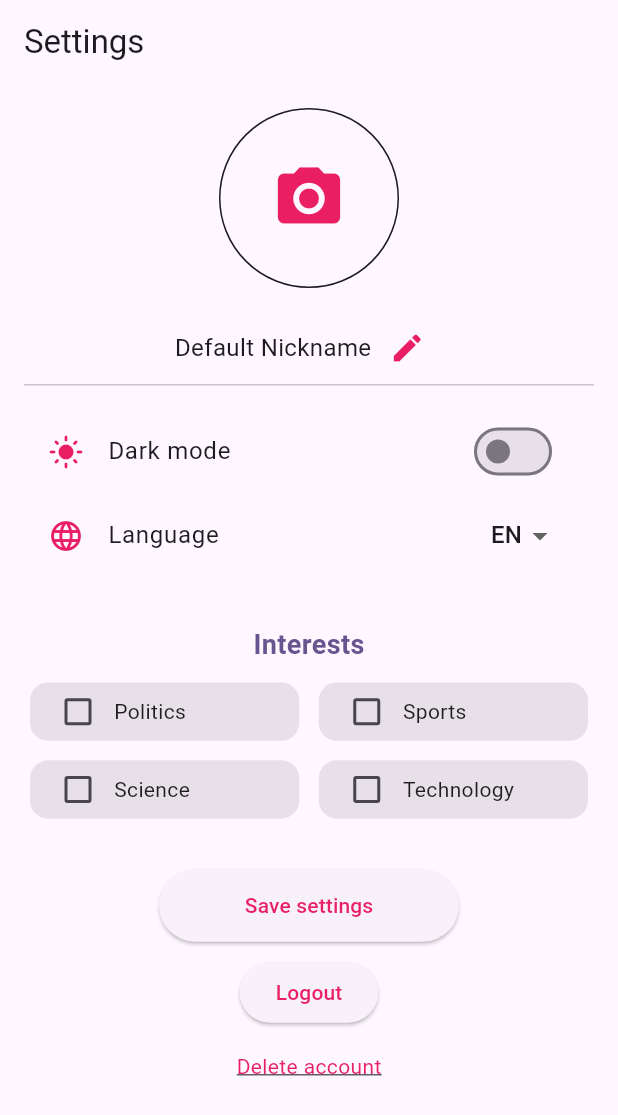
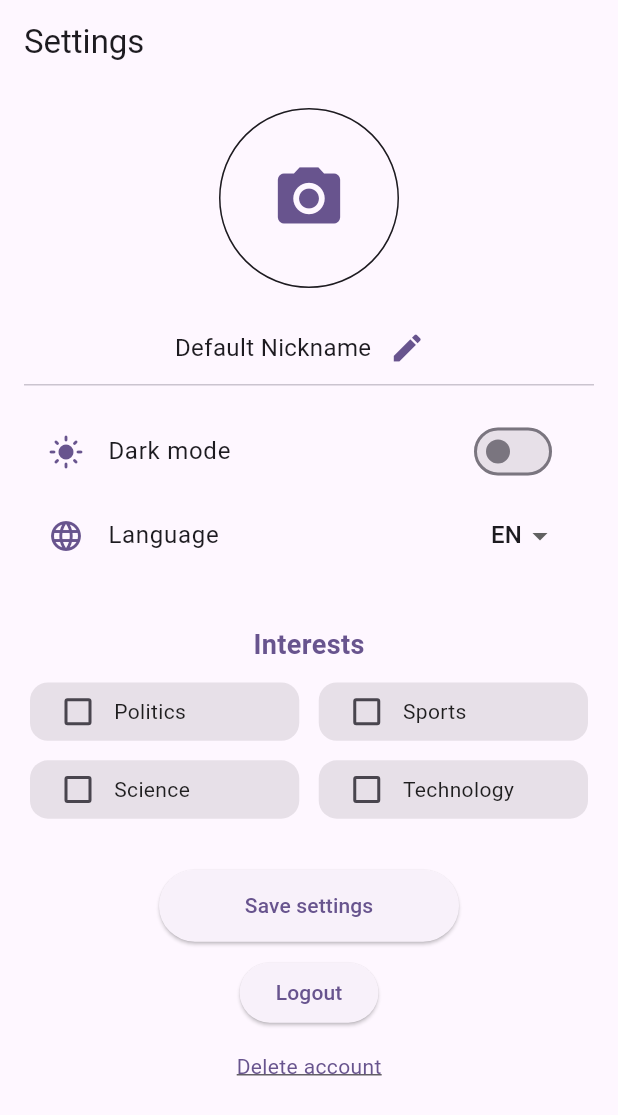
Before and after one commit to VittoDeBonis/news_lence_stage, a Flutter app: the SettingsTab screen opened by its route, on a phone screen of 412 x 824 dp. Shown: the top 1115 px of the screen. Run offline on Flutter 3.47's test engine with Material 3 defaults, Android fonts, the phone set to English and light mode, and no system bars; our stand-ins replace cached_network_image, cloud_firestore, dash_chat_2, firebase_auth, firebase_core, firebase_remote_config and 8 more; missing offline and left inert: chat_gpt_sdk, translator; accounts and stored records are empty; generated files the repository leaves out were written again; network calls fail.

Commit message:
feat: i adjust the theme like pre_settings

```diff
--- a/lib/presentation/screens/tabs/settings_tab/settings_tab.dart
+++ b/lib/presentation/screens/tabs/settings_tab/settings_tab.dart
@@ -62,7 +62,7 @@ class _SettingsTabState extends State<SettingsTab> {
       return Icon(
         Icons.camera_alt,
         size: 50,
-        color: Colors.pink,
+        color: Theme.of(context).colorScheme.primary,
       );
     }
   }
@@ -112,7 +112,7 @@ class _SettingsTabState extends State<SettingsTab> {
                     ),
                     IconButton(
                       onPressed: _editNickname,
-                      icon: Icon(Icons.edit, color: Colors.pink),
+                      icon: Icon(Icons.edit, color: Theme.of(context).colorScheme.primary),
                     ),
                   ],
                 ),
@@ -123,7 +123,7 @@ class _SettingsTabState extends State<SettingsTab> {
                     themeProvider.isDarkMode
                         ? Icons.dark_mode
                         : Icons.light_mode,
-                    color: Colors.pink,
+                    color: Theme.of(context).colorScheme.primary,
                   ),
                   title: Text(l10n.darkMode),
                   trailing: Switch(
@@ -131,7 +131,7 @@ class _SettingsTabState extends State<SettingsTab> {
                     onChanged: (value) {
                       themeProvider.toggleTheme(value);
                     },
-                    activeColor: Colors.pink,
+                    activeColor: Theme.of(context).colorScheme.primary,
                   ),
                 ),
 
@@ -139,7 +139,7 @@ class _SettingsTabState extends State<SettingsTab> {
                 ListTile(
                   leading: Icon(
                     Icons.language,
-                    color: Colors.pink,
+                    color: Theme.of(context).colorScheme.primary,
                   ),
                   title: Text(l10n.language),
                   trailing: DropdownButton<String>(
@@ -217,7 +217,7 @@ class _SettingsTabState extends State<SettingsTab> {
                                         interestKey, value);
                                   }
                                 },
-                                activeColor: Colors.pink,
+                                activeColor: Theme.of(context).colorScheme.primary,
                               ),
                               Expanded(
                                 child: Text(
@@ -257,7 +257,7 @@ class _SettingsTabState extends State<SettingsTab> {
                     padding: const EdgeInsets.symmetric(
                         horizontal: 24, vertical: 12),
                     minimumSize: const Size(200, 48),
-                    foregroundColor: Colors.pink,
+                    foregroundColor: Theme.of(context).colorScheme.primary,
                   ),
                   child: Text(l10n.saveSettings),
                 ),
@@ -282,7 +282,7 @@ class _SettingsTabState extends State<SettingsTab> {
                     }
                   },
                   style: ElevatedButton.styleFrom(
-                    foregroundColor: Colors.pink,
+                    foregroundColor: Theme.of(context).colorScheme.primary,
                   ),
                   child: Text(l10n.logout),
                 ),
@@ -293,10 +293,10 @@ class _SettingsTabState extends State<SettingsTab> {
                   onTap: () {
                     _showConfirmDeleteAccountDialog(context);
                   },
-                  child: const Text(
+                  child:  Text(
                     'Delete account',
                     style: TextStyle(
-                      color: Colors.pink,
+                      color: Theme.of(context).colorScheme.primary,
                       decoration: TextDecoration.underline,
                     ),
                   ),
```
